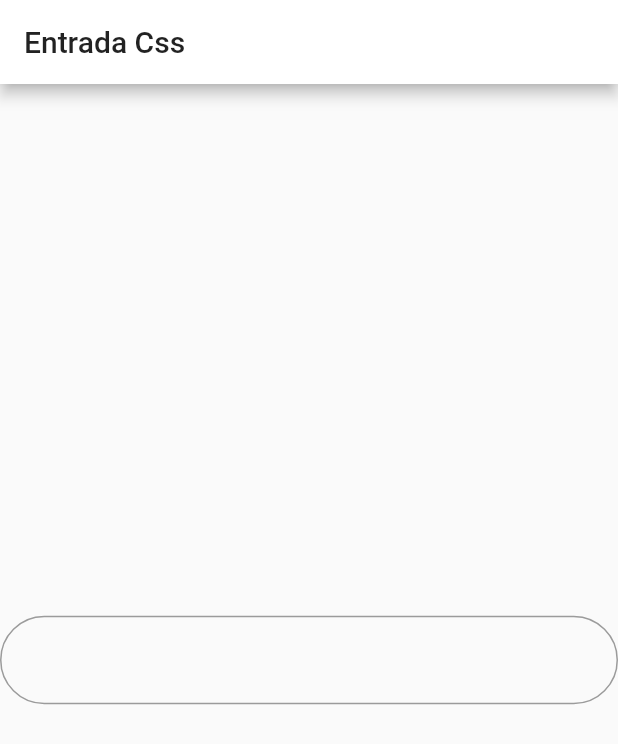
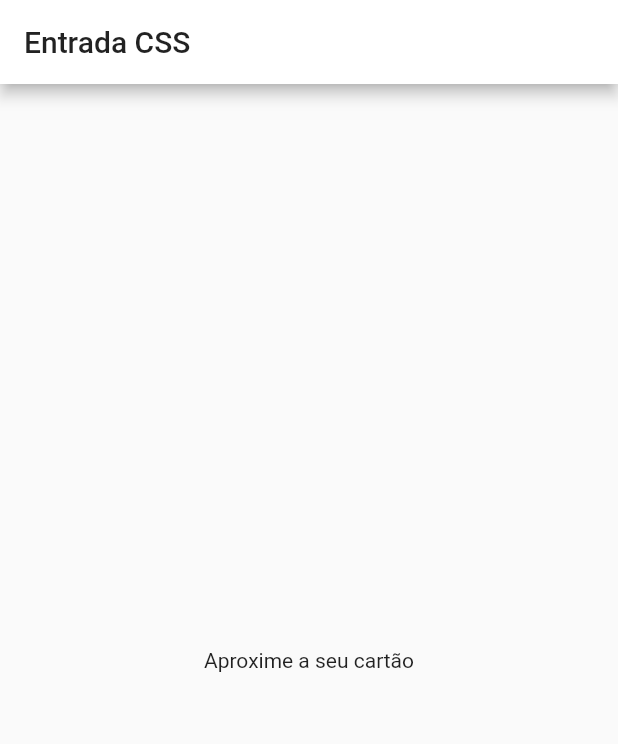
Before and after one commit to Cloves-Jose/entrada_css, a Flutter app: the screen it shows after launch, on a phone screen of 412 x 824 dp. Shown: the top 744 px of the screen. Run offline on Flutter 3.47's test engine with Material 2 defaults, Android fonts, the phone set to English and light mode, and no system bars.

Commit message:
alteração do layout

```diff
--- a/controle_css/lib/main.dart
+++ b/controle_css/lib/main.dart
@@ -1,3 +1,4 @@
+import 'package:controle_css/screens/Home.dart';
 import 'package:flutter/material.dart';
 
 void main() => runApp(MaterialApp(
@@ -7,45 +8,3 @@ void main() => runApp(MaterialApp(
         primaryColor: Colors.white,
       ),
     ));
-
-class Home extends StatefulWidget {
-  @override
-  _HomeState createState() => _HomeState();
-}
-
-class _HomeState extends State<Home> {
-  final entradaController = TextEditingController();
-
-  void _clearAll() {
-    entradaController.text = "";
-  }
-
-  void _entradaChange(String text) {
-    if (text.isEmpty) {
-      _clearAll();
-      return;
-    }
-  }
-
-  @override
-  Widget build(BuildContext context) {
-    return Scaffold(
-        appBar: AppBar(
-          title: Text('Entrada Css'),
-        ),
-        body: Center(
-          child: Column(
-            mainAxisAlignment: MainAxisAlignment.center,
-            children: [
-              TextField(
-                decoration: InputDecoration(
-                    alignLabelWithHint: true,
-                    fillColor: Colors.blueAccent,
-                    border: OutlineInputBorder(
-                        borderRadius: BorderRadius.circular(50))),
-              )
-            ],
-          ),
-        ));
-  }
-}
--- /dev/null
+++ b/controle_css/lib/screens/Home.dart
@@ -0,0 +1,24 @@
+import 'package:flutter/material.dart';
+
+class Home extends StatefulWidget {
+  @override
+  _HomeState createState() => _HomeState();
+}
+
+class _HomeState extends State<Home> {
+  @override
+  Widget build(BuildContext context) {
+    return Scaffold(
+        appBar: AppBar(title: Text('Entrada CSS')),
+        body: Center(
+          child: Column(
+            mainAxisAlignment: MainAxisAlignment.center,
+            children: [
+              Text(
+                'Aproxime a seu cartão',
+              ),
+            ],
+          ),
+        ));
+  }
+}
```
Also changed, not shown: 1 other file.
